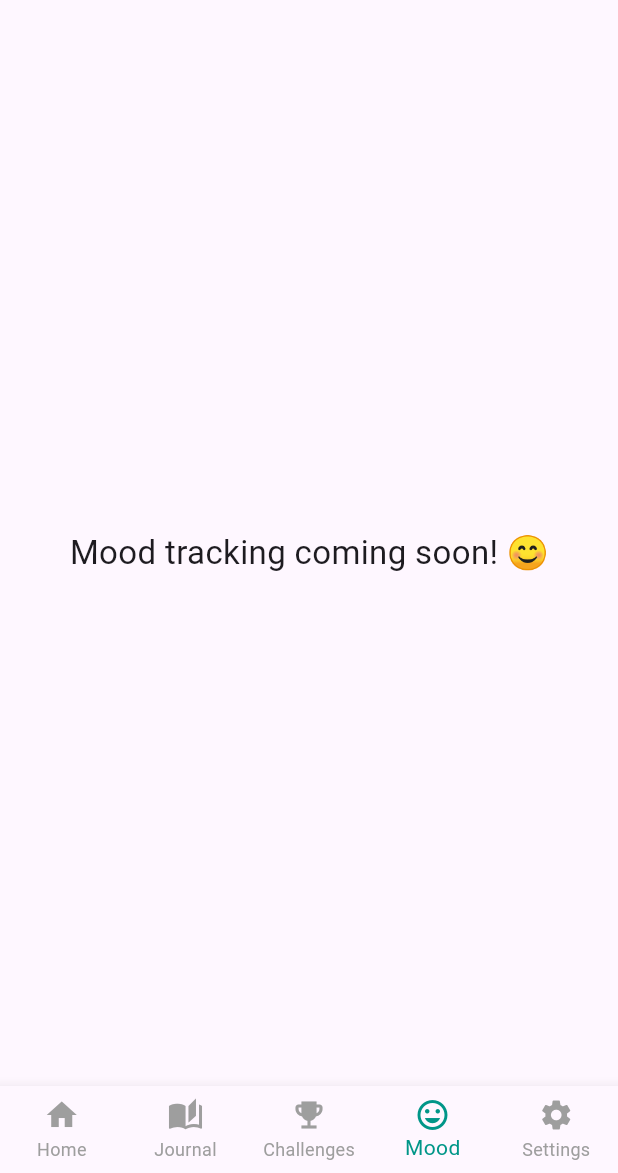
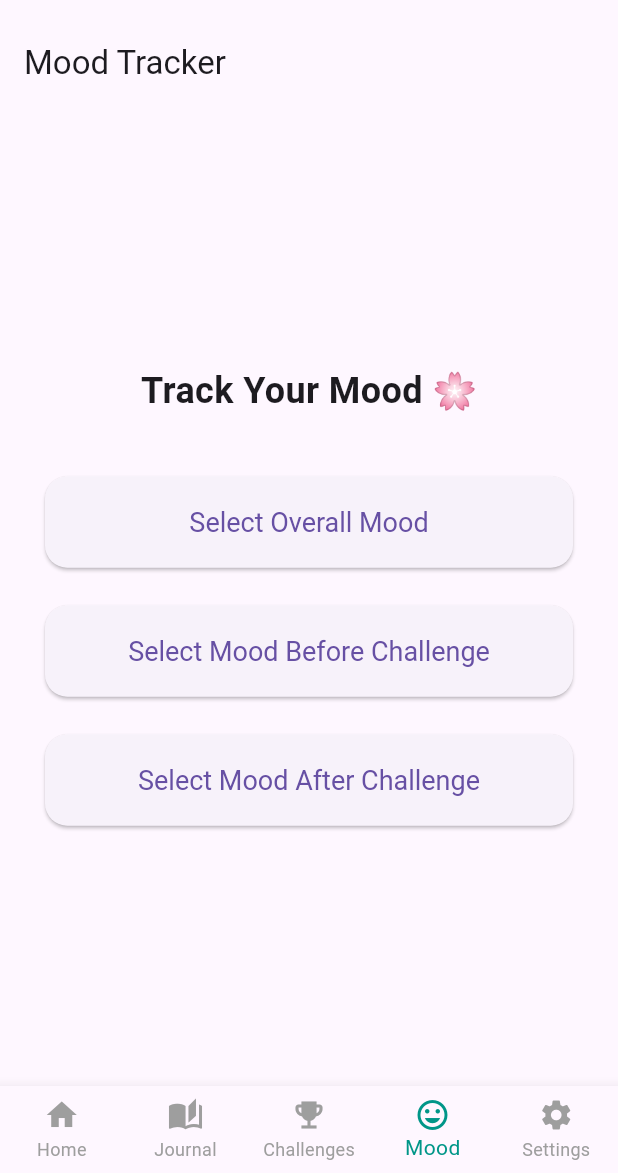
Before and after one commit to TomaszP05/Lester, a Flutter app: the screen it shows after launch, item 4 of the bottom bar chosen, on a phone screen of 412 x 824 dp, the part 63-1236 px from its top. Run offline on Flutter 3.47's test engine with Material 3 defaults, Android fonts, the phone set to English and light mode, and no system bars; our stand-ins replace sqflite; accounts and stored records are empty.

Commit message:
Added Mood Tracker screen and improved button layout

```diff
--- a/lib/main.dart
+++ b/lib/main.dart
@@ -1,5 +1,6 @@
 import 'package:flutter/material.dart';
 import 'challenges_screen.dart';
+import 'mood_screen.dart';
 
 void main() {
   runApp(const LesterApp());
@@ -98,20 +99,6 @@
   }
 }
 
-class MoodScreen extends StatelessWidget {
-  const MoodScreen({super.key});
-
-  @override
-  Widget build(BuildContext context) {
-    return const Center(
-      child: Text(
-        'Mood tracking coming soon! 😊',
-        style: TextStyle(fontSize: 22),
-      ),
-    );
-  }
-}
-
 
 class SettingsScreen extends StatelessWidget {
   const SettingsScreen({super.key});
--- /dev/null
+++ b/lib/mood_screen.dart
@@ -0,0 +1,153 @@
+import 'package:flutter/material.dart';
+
+class MoodScreen extends StatefulWidget {
+  const MoodScreen({super.key});
+
+  @override
+  State<MoodScreen> createState() => _MoodScreenState();
+}
+
+class _MoodScreenState extends State<MoodScreen> {
+  String? overallMood;
+  String? beforeMood;
+  String? afterMood;
+
+  final List<String> moods = [
+    '😊 Happy',
+    '😐 Neutral',
+    '😔 Sad',
+    '😡 Angry',
+    '😴 Tired',
+    '😌 Relaxed',
+  ];
+
+  void _pickMood(String type) async {
+    String? selected = await showDialog<String>(
+      context: context,
+      builder: (context) {
+        return SimpleDialog(
+          title: Text('Select your $type mood'),
+          children: moods.map((mood) {
+            return SimpleDialogOption(
+              onPressed: () => Navigator.pop(context, mood),
+              child: Text(mood),
+            );
+          }).toList(),
+        );
+      },
+    );
+
+    if (selected != null) {
+      setState(() {
+        if (type == 'overall') overallMood = selected;
+        if (type == 'before') beforeMood = selected;
+        if (type == 'after') afterMood = selected;
+      });
+
+      ScaffoldMessenger.of(context).showSnackBar(
+        SnackBar(content: Text('You selected: $selected')),
+      );
+    }
+  }
+
+  @override
+  Widget build(BuildContext context) {
+    return Scaffold(
+      appBar: AppBar(title: const Text('Mood Tracker')),
+      body: Center(
+        child: Padding(
+          padding: const EdgeInsets.symmetric(horizontal: 30, vertical: 40),
+          child: Column(
+            mainAxisAlignment: MainAxisAlignment.center,
+            children: [
+              const Text(
+                'Track Your Mood 🌸',
+                style: TextStyle(
+                  fontSize: 24,
+                  fontWeight: FontWeight.bold,
+                ),
+              ),
+              const SizedBox(height: 40),
+
+              // Overall Mood Button
+              SizedBox(
+                width: double.infinity,
+                child: ElevatedButton(
+                  onPressed: () => _pickMood('overall'),
+                  style: ElevatedButton.styleFrom(
+                    padding: const EdgeInsets.symmetric(vertical: 20),
+                    textStyle: const TextStyle(fontSize: 18),
+                    shape: RoundedRectangleBorder(
+                      borderRadius: BorderRadius.circular(15),
+                    ),
+                  ),
+                  child: const Text('Select Overall Mood'),
+                ),
+              ),
+              if (overallMood != null)
+                Padding(
+                  padding: const EdgeInsets.only(top: 8),
+                  child: Text(
+                    'Overall Mood: $overallMood',
+                    style: const TextStyle(fontSize: 16),
+                  ),
+                ),
+
+              const SizedBox(height: 25),
+
+              // Before Challenge Mood Button
+              SizedBox(
+                width: double.infinity,
+                child: ElevatedButton(
+                  onPressed: () => _pickMood('before'),
+                  style: ElevatedButton.styleFrom(
+                    padding: const EdgeInsets.symmetric(vertical: 20),
+                    textStyle: const TextStyle(fontSize: 18),
+                    shape: RoundedRectangleBorder(
+                      borderRadius: BorderRadius.circular(15),
+                    ),
+                  ),
+                  child: const Text('Select Mood Before Challenge'),
+                ),
+              ),
+              if (beforeMood != null)
+                Padding(
+                  padding: const EdgeInsets.only(top: 8),
+                  child: Text(
+                    'Before Mood: $beforeMood',
+                    style: const TextStyle(fontSize: 16),
+                  ),
+                ),
+
+              const SizedBox(height: 25),
+
+              // After Challenge Mood Button
+              SizedBox(
+                width: double.infinity,
+                child: ElevatedButton(
+                  onPressed: () => _pickMood('after'),
+                  style: ElevatedButton.styleFrom(
+                    padding: const EdgeInsets.symmetric(vertical: 20),
+                    textStyle: const TextStyle(fontSize: 18),
+                    shape: RoundedRectangleBorder(
+                      borderRadius: BorderRadius.circular(15),
+                    ),
+                  ),
+                  child: const Text('Select Mood After Challenge'),
+                ),
+              ),
+              if (afterMood != null)
+                Padding(
+                  padding: const EdgeInsets.only(top: 8),
+                  child: Text(
+                    'After Mood: $afterMood',
+                    style: const TextStyle(fontSize: 16),
+                  ),
+                ),
+            ],
+          ),
+        ),
+      ),
+    );
+  }
+}
```
